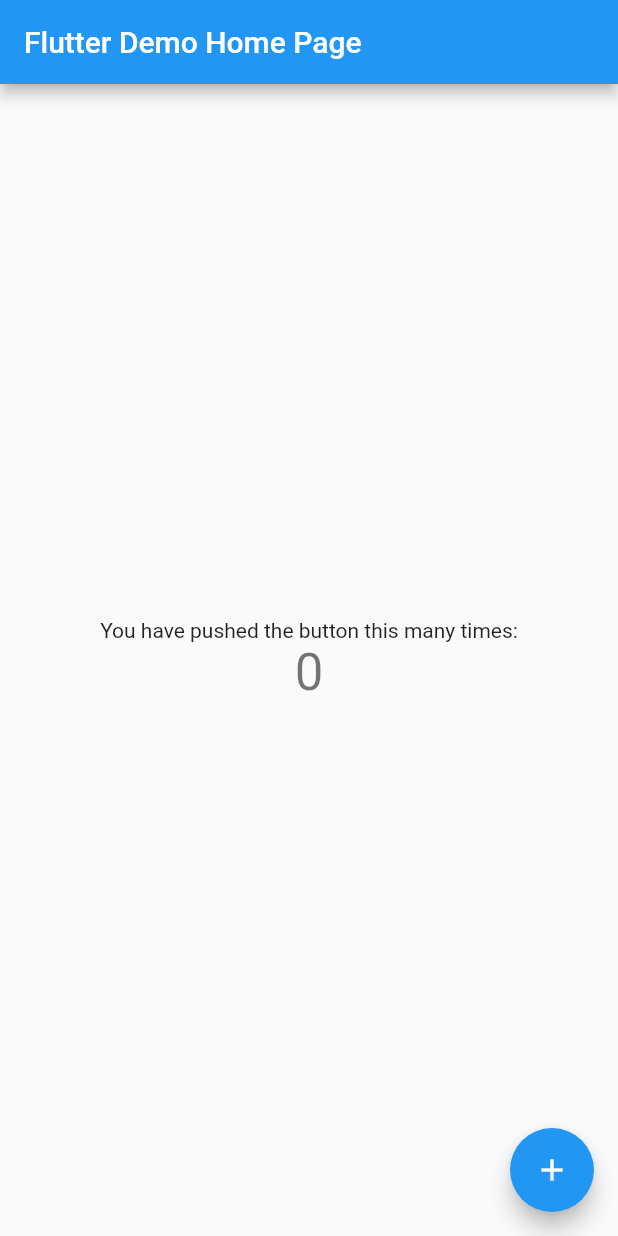
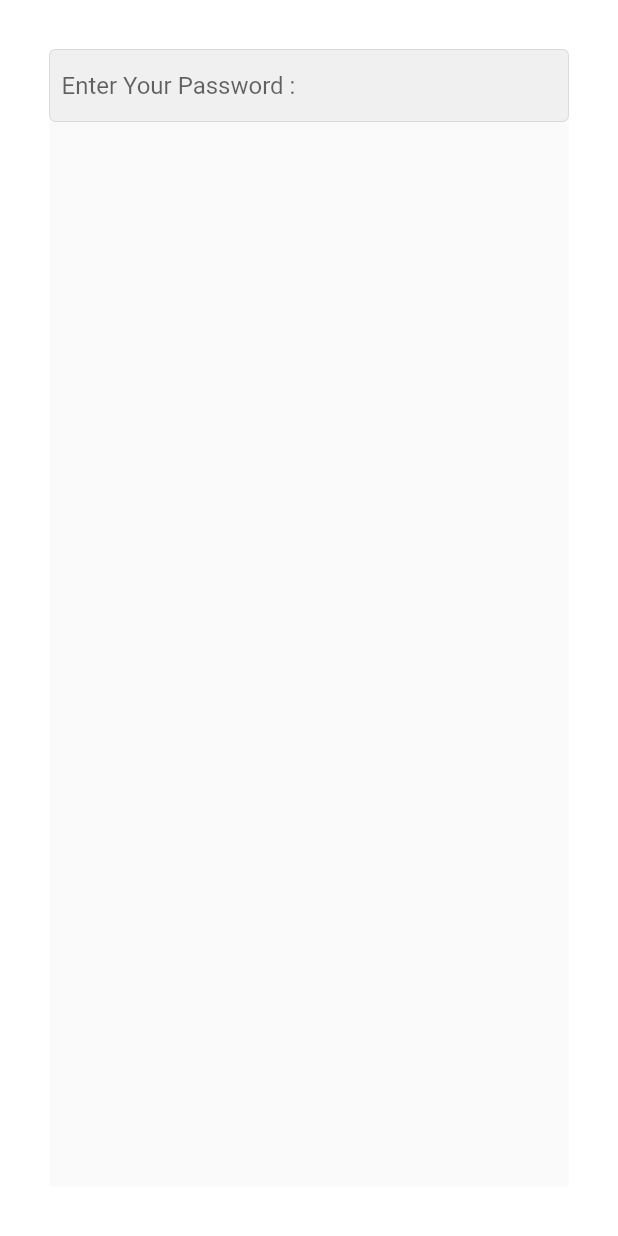
Before and after one commit to ziadzakria/app2, a Flutter app: the screen it shows after launch, on a phone screen of 412 x 824 dp. Run offline on Flutter 3.47's test engine with Material 2 defaults, Android fonts, the phone set to English and light mode, and no system bars.

Commit message:
create folder pages

```diff
--- a/app/lib/main.dart
+++ b/app/lib/main.dart
@@ -1,3 +1,4 @@
+import 'package:app/pages/login.dart';
 import 'package:flutter/material.dart';
 
 void main() {
@@ -5,111 +6,12 @@ void main() {
 }
 
 class MyApp extends StatelessWidget {
-  const MyApp({super.key});
+  const MyApp({Key? key}) : super(key: key);
 
-  // This widget is the root of your application.
   @override
   Widget build(BuildContext context) {
-    return MaterialApp(
-      title: 'Flutter Demo',
-      theme: ThemeData(
-        // This is the theme of your application.
-        //
-        // Try running your application with "flutter run". You'll see the
-        // application has a blue toolbar. Then, without quitting the app, try
-        // changing the primarySwatch below to Colors.green and then invoke
-        // "hot reload" (press "r" in the console where you ran "flutter run",
-        // or simply save your changes to "hot reload" in a Flutter IDE).
-        // Notice that the counter didn't reset back to zero; the application
-        // is not restarted.
-        primarySwatch: Colors.blue,
-      ),
-      home: const MyHomePage(title: 'Flutter Demo Home Page'),
+    return const MaterialApp(
+      home: login(),
     );
   }
 }
-
-class MyHomePage extends StatefulWidget {
-  const MyHomePage({super.key, required this.title});
-
-  // This widget is the home page of your application. It is stateful, meaning
-  // that it has a State object (defined below) that contains fields that affect
-  // how it looks.
-
-  // This class is the configuration for the state. It holds the values (in this
-  // case the title) provided by the parent (in this case the App widget) and
-  // used by the build method of the State. Fields in a Widget subclass are
-  // always marked "final".
-
-  final String title;
-
-  @override
-  State<MyHomePage> createState() => _MyHomePageState();
-}
-
-class _MyHomePageState extends State<MyHomePage> {
-  int _counter = 0;
-
-  void _incrementCounter() {
-    setState(() {
-      // This call to setState tells the Flutter framework that something has
-      // changed in this State, which causes it to rerun the build method below
-      // so that the display can reflect the updated values. If we changed
-      // _counter without calling setState(), then the build method would not be
-      // called again, and so nothing would appear to happen.
-      _counter++;
-    });
-  }
-
-  @override
-  Widget build(BuildContext context) {
-    // This method is rerun every time setState is called, for instance as done
-    // by the _incrementCounter method above.
-    //
-    // The Flutter framework has been optimized to make rerunning build methods
-    // fast, so that you can just rebuild anything that needs updating rather
-    // than having to individually change instances of widgets.
-    return Scaffold(
-      appBar: AppBar(
-        // Here we take the value from the MyHomePage object that was created by
-        // the App.build method, and use it to set our appbar title.
-        title: Text(widget.title),
-      ),
-      body: Center(
-        // Center is a layout widget. It takes a single child and positions it
-        // in the middle of the parent.
-        child: Column(
-          // Column is also a layout widget. It takes a list of children and
-          // arranges them vertically. By default, it sizes itself to fit its
-          // children horizontally, and tries to be as tall as its parent.
-          //
-          // Invoke "debug painting" (press "p" in the console, choose the
-          // "Toggle Debug Paint" action from the Flutter Inspector in Android
-          // Studio, or the "Toggle Debug Paint" command in Visual Studio Code)
-          // to see the wireframe for each widget.
-          //
-          // Column has various properties to control how it sizes itself and
-          // how it positions its children. Here we use mainAxisAlignment to
-          // center the children vertically; the main axis here is the vertical
-          // axis because Columns are vertical (the cross axis would be
-          // horizontal).
-          mainAxisAlignment: MainAxisAlignment.center,
-          children: <Widget>[
-            const Text(
-              'You have pushed the button this many times:',
-            ),
-            Text(
-              '$_counter',
-              style: Theme.of(context).textTheme.headlineMedium,
-            ),
-          ],
-        ),
-      ),
-      floatingActionButton: FloatingActionButton(
-        onPressed: _incrementCounter,
-        tooltip: 'Increment',
-        child: const Icon(Icons.add),
-      ), // This trailing comma makes auto-formatting nicer for build methods.
-    );
-  }
-}
--- /dev/null
+++ b/app/lib/pages/login.dart
@@ -0,0 +1,38 @@
+import 'package:flutter/material.dart';
+import 'package:flutter/src/widgets/framework.dart';
+import 'package:flutter/src/widgets/placeholder.dart';
+
+class login extends StatelessWidget {
+  const login({super.key});
+
+  @override
+  Widget build(BuildContext context) {
+    return Center(
+      child: Padding(
+        padding: const EdgeInsets.all(33.0),
+        child: Scaffold(
+          body: Column(children: [
+            TextField(
+                keyboardType: TextInputType.text,
+                obscureText: true,
+                decoration: InputDecoration(
+                  hintText: "Enter Your Password : ",
+                  // To delete borders
+                  enabledBorder: OutlineInputBorder(
+                    borderSide: Divider.createBorderSide(context),
+                  ),
+                  focusedBorder: OutlineInputBorder(
+                    borderSide: BorderSide(
+                      color: Colors.grey,
+                    ),
+                  ),
+                  // fillColor: Colors.red,
+                  filled: true,
+                  contentPadding: const EdgeInsets.all(8),
+                ))
+          ]),
+        ),
+      ),
+    );
+  }
+}
```
